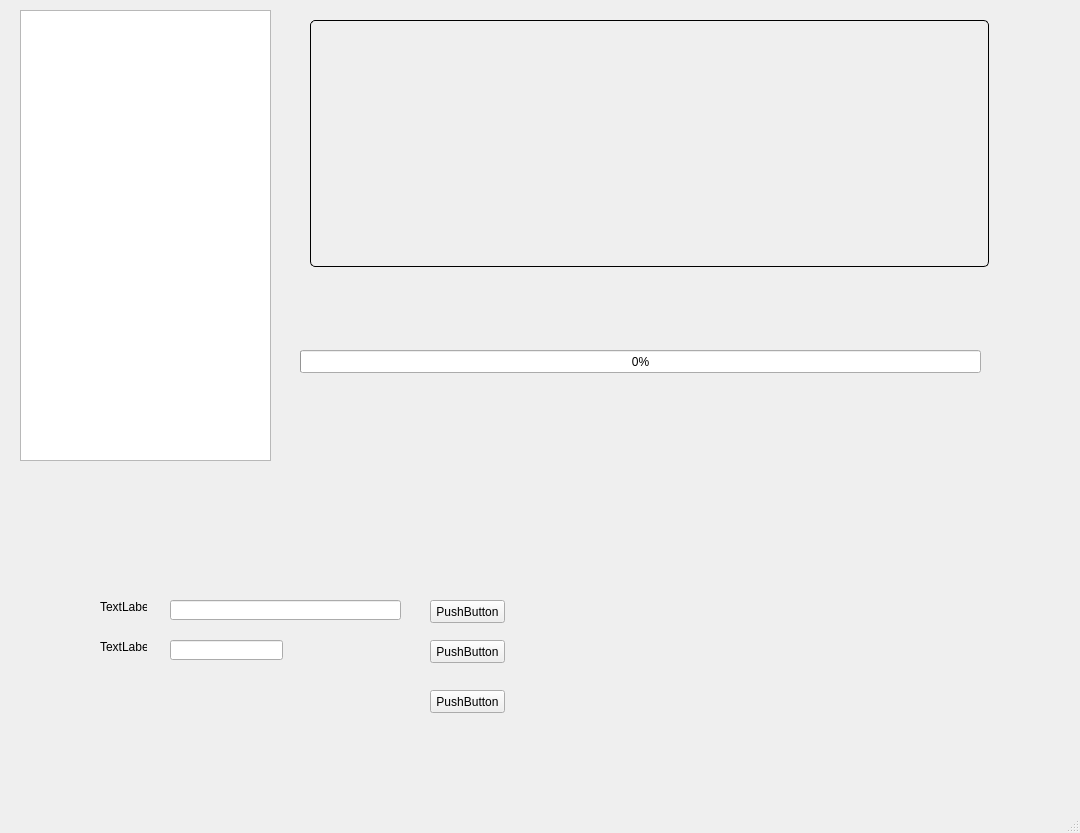
This is ui/UI_MainWindow.ui in MohammadNPak/SceneDetector as Qt 5 draws it before an edit. The edited form follows.
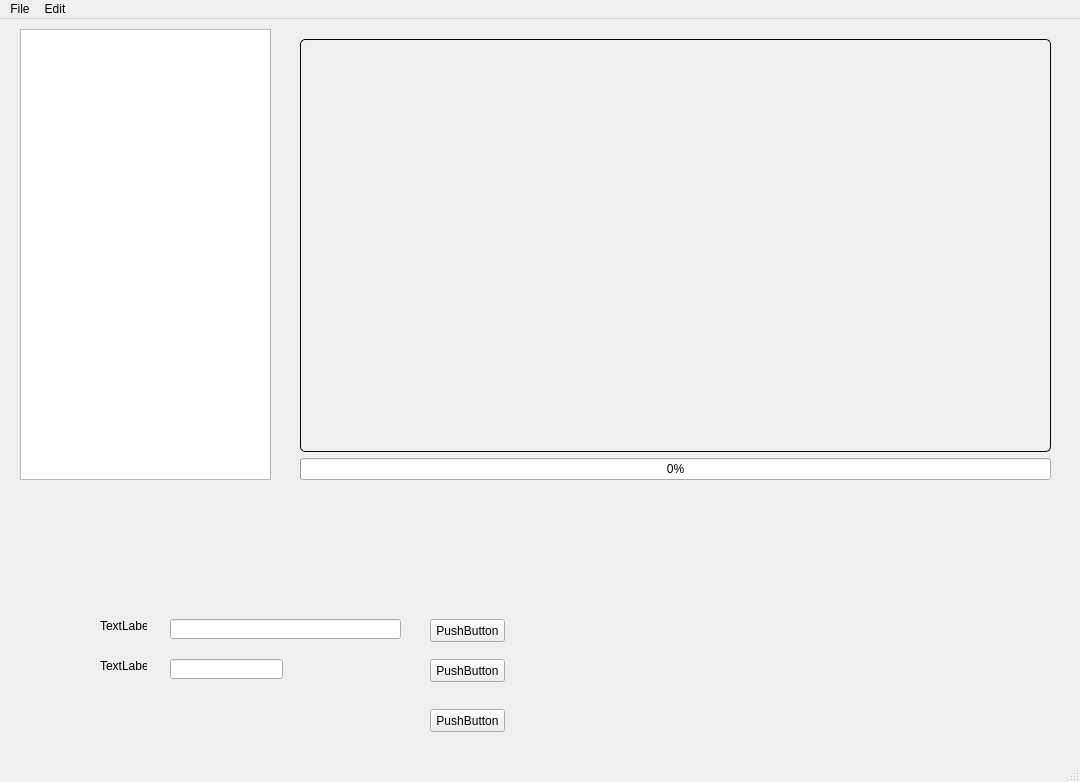
This is the edited form. Custom widgets are drawn as their Qt base class.

Patch:
```diff
--- a/ui/UI_MainWindow.ui
+++ b/ui/UI_MainWindow.ui
@@ -7,37 +7,13 @@
     <x>0</x>
     <y>0</y>
     <width>1080</width>
-    <height>833</height>
+    <height>782</height>
    </rect>
   </property>
   <property name="windowTitle">
    <string>MainWindow</string>
   </property>
   <widget class="QWidget" name="centralwidget">
-   <widget class="VideoPlayer" name="videoPlayer" native="true">
-    <property name="geometry">
-     <rect>
-      <x>310</x>
-      <y>20</y>
-      <width>679</width>
-      <height>247</height>
-     </rect>
-    </property>
-    <property name="sizePolicy">
-     <sizepolicy hsizetype="Expanding" vsizetype="Expanding">
-      <horstretch>0</horstretch>
-      <verstretch>0</verstretch>
-     </sizepolicy>
-    </property>
-    <property name="focusPolicy">
-     <enum>Qt::StrongFocus</enum>
-    </property>
-    <property name="styleSheet">
-     <string notr="true">border: 1px solid black;
-border-radius: 5px;
-padding: 5px;</string>
-    </property>
-   </widget>
    <widget class="QTableView" name="movieDetailTableView">
     <property name="geometry">
      <rect>
@@ -54,19 +30,6 @@
      </size>
     </property>
    </widget>
-   <widget class="QProgressBar" name="mainProgressBar">
-    <property name="geometry">
-     <rect>
-      <x>300</x>
-      <y>350</y>
-      <width>681</width>
-      <height>23</height>
-     </rect>
-    </property>
-    <property name="value">
-     <number>0</number>
-    </property>
-   </widget>
    <widget class="QLabel" name="label">
     <property name="geometry">
      <rect>
@@ -152,6 +115,43 @@
      <string>PushButton</string>
     </property>
    </widget>
+   <widget class="QWidget" name="">
+    <property name="geometry">
+     <rect>
+      <x>300</x>
+      <y>20</y>
+      <width>751</width>
+      <height>441</height>
+     </rect>
+    </property>
+    <layout class="QVBoxLayout" name="verticalLayout">
+     <item>
+      <widget class="VideoPlayer" name="videoPlayer" native="true">
+       <property name="sizePolicy">
+        <sizepolicy hsizetype="Expanding" vsizetype="Expanding">
+         <horstretch>0</horstretch>
+         <verstretch>0</verstretch>
+        </sizepolicy>
+       </property>
+       <property name="focusPolicy">
+        <enum>Qt::StrongFocus</enum>
+       </property>
+       <property name="styleSheet">
+        <string notr="true">border: 1px solid black;
+border-radius: 5px;
+padding: 5px;</string>
+       </property>
+      </widget>
+     </item>
+     <item>
+      <widget class="QProgressBar" name="mainProgressBar">
+       <property name="value">
+        <number>0</number>
+       </property>
+      </widget>
+     </item>
+    </layout>
+   </widget>
   </widget>
   <widget class="QMenuBar" name="menubar">
    <property name="geometry">
@@ -162,6 +162,20 @@
      <height>21</height>
     </rect>
    </property>
+   <widget class="QMenu" name="menufile">
+    <property name="title">
+     <string>File</string>
+    </property>
+    <addaction name="actionopen"/>
+   </widget>
+   <widget class="QMenu" name="menuEdit">
+    <property name="title">
+     <string>Edit</string>
+    </property>
+    <addaction name="actionPreferences"/>
+   </widget>
+   <addaction name="menufile"/>
+   <addaction name="menuEdit"/>
   </widget>
   <widget class="QStatusBar" name="statusbar"/>
  </widget>
```
Left out of the diff: 13 changed lines with no effect on the pictures.
